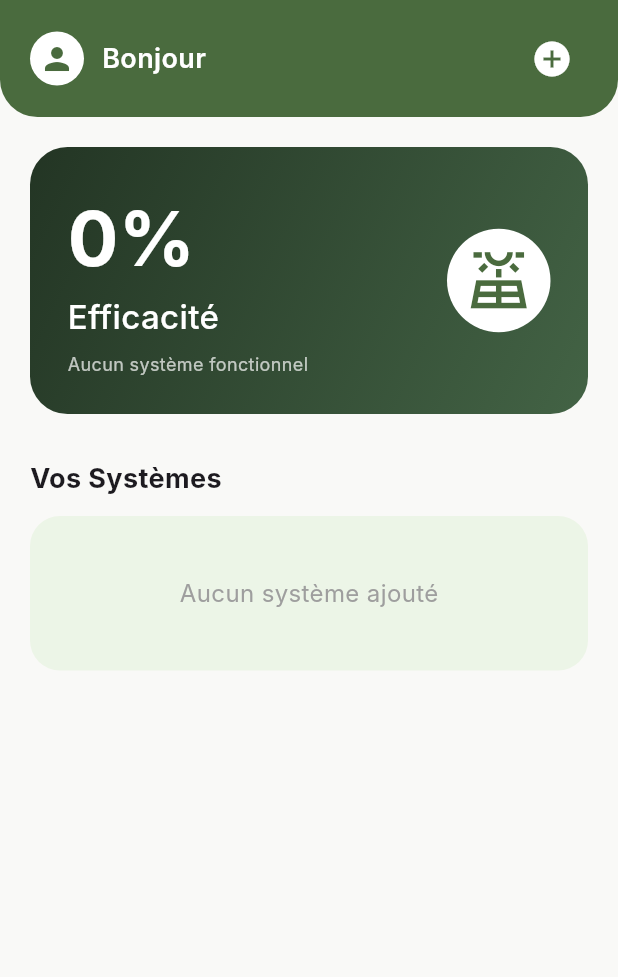
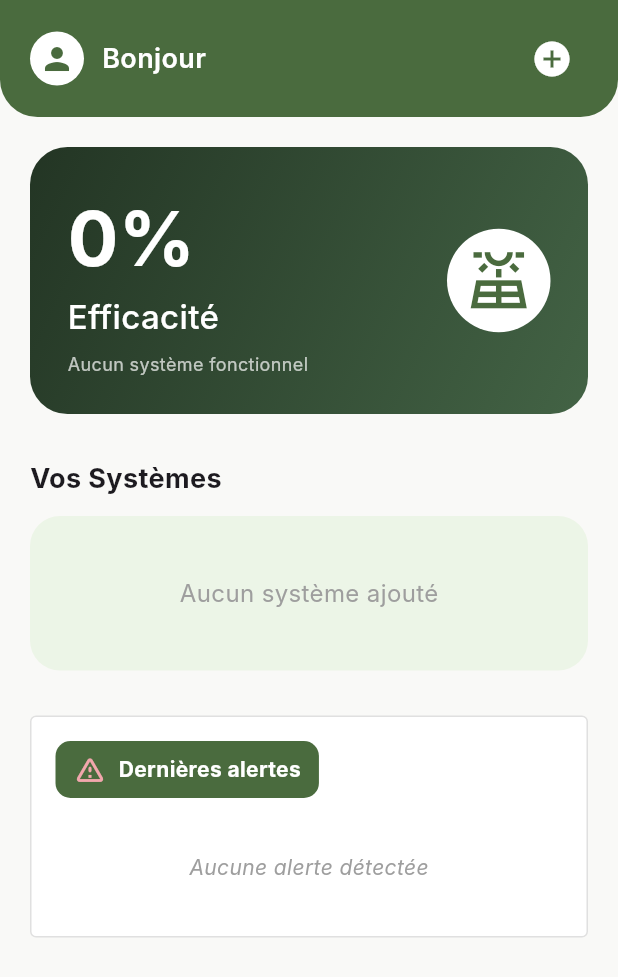
Before and after one commit to amaltrigui19/projetmobile-smartpump, a Flutter app: the HomePage screen opened directly, on a phone screen of 412 x 824 dp. Shown: the top 977 px of the screen. Run offline on Flutter 3.47's test engine with Material 3 defaults, Android fonts, the phone set to English and light mode, and no system bars; our stand-ins replace cloud_firestore, firebase_auth, firebase_core, flutter_map, image_picker, latlong2 and 1 more; accounts and stored records are empty; Roboto replaces fonts that are missing (Inter).

Commit message:
added alert page

```diff
--- a/lib/home/home.dart
+++ b/lib/home/home.dart
@@ -4,6 +4,7 @@ import 'package:cloud_firestore/cloud_firestore.dart';
 import 'system_detail_page.dart';
 import '../models/system_model.dart';
 import 'ajoutsystem.dart';
+import '/maintenance_page.dart'; // Assurez-vous que le chemin est correct
 
 class HomePage extends StatelessWidget {
   const HomePage({super.key});
@@ -53,14 +54,12 @@ class HomePage extends StatelessWidget {
                     }).toList();
                   }
 
-                  // Calculate average efficiency - only from functioning systems (currentPower > 0)
                   double avgEfficiency = 0.0;
                   int functioningSystemsCount = 0;
                   double totalEfficiency = 0.0;
 
                   for (var system in systems) {
                     final currentPower = double.tryParse(system.currentPower) ?? 0.0;
-                    // Only count systems that are functioning (have power > 0)
                     if (currentPower > 0) {
                       final eff = double.tryParse(system.efficiency) ?? 0.0;
                       totalEfficiency += eff;
@@ -69,7 +68,6 @@ class HomePage extends StatelessWidget {
                   }
 
                   avgEfficiency = functioningSystemsCount > 0 ? totalEfficiency / functioningSystemsCount : 0.0;
-                  final hasFunctioningSystems = functioningSystemsCount > 0;
 
                   return SingleChildScrollView(
                     padding: const EdgeInsets.symmetric(horizontal: 20, vertical: 20),
@@ -83,6 +81,7 @@ class HomePage extends StatelessWidget {
                         const SizedBox(height: 12),
                         if (systems.isEmpty)
                           Container(
+                            width: double.infinity,
                             padding: const EdgeInsets.all(40),
                             decoration: BoxDecoration(
                               color: lightGreen.withOpacity(0.3),
@@ -100,10 +99,10 @@ class HomePage extends StatelessWidget {
                                 padding: const EdgeInsets.only(bottom: 12),
                                 child: _buildSystemRectangle(context, system),
                               )),
-                        if (hasFunctioningSystems) ...[
-                          const SizedBox(height: 30),
-                          _buildAlertsSection(context, systems),
-                        ],
+
+                        const SizedBox(height: 30),
+                        // Section des alertes (Toujours affichée)
+                        _buildAlertsSection(context, systems),
                       ],
                     ),
                   );
@@ -116,7 +115,7 @@ class HomePage extends StatelessWidget {
     );
   }
 
-  // --- Header with user name ---
+  // --- Header ---
   Widget _buildHeader(BuildContext context, String userName) {
     return Container(
       padding: const EdgeInsets.symmetric(horizontal: 20, vertical: 15),
@@ -144,7 +143,7 @@ class HomePage extends StatelessWidget {
     );
   }
 
-  // --- Efficiency Card with calculated efficiency ---
+  // --- Efficiency Card ---
   Widget _buildEfficiencyCard(double efficiency) {
     final efficiencyPercent = efficiency.round();
     return Container(
@@ -186,6 +185,7 @@ class HomePage extends StatelessWidget {
     );
   }
 
+  // --- System Card ---
   Widget _buildSystemRectangle(BuildContext context, System system) {
     return InkWell(
       onTap: () => Navigator.push(
@@ -214,10 +214,100 @@ class HomePage extends StatelessWidget {
     );
   }
 
-  // --- Alerts Section - hidden for now since we don't have real alert data ---
+  // --- SECTION ALERTES COMPLETE ---
   Widget _buildAlertsSection(BuildContext context, List<System> systems) {
-    // For now, hide alerts section since we don't have real alert data
-    // When you implement real alerts, you can fetch them from Firestore here
-    return const SizedBox.shrink();
+    // Logique pour vérifier si une alerte spécifique existe (ex: "Système 2")
+    bool hasCriticalAlert = systems.any((s) => s.name.contains("Système 2"));
+
+    return Container(
+      width: double.infinity,
+      padding: const EdgeInsets.all(16),
+      decoration: BoxDecoration(
+        color: Colors.white,
+        border: Border.all(color: Colors.grey.shade300),
+        borderRadius: BorderRadius.circular(4),
+      ),
+      child: Column(
+        crossAxisAlignment: CrossAxisAlignment.start,
+        children: [
+          // Badge Titre (Toujours présent)
+          Container(
+            padding: const EdgeInsets.symmetric(horizontal: 12, vertical: 8),
+            decoration: BoxDecoration(
+              color: darkGreen,
+              borderRadius: BorderRadius.circular(10),
+            ),
+            child: Row(
+              mainAxisSize: MainAxisSize.min,
+              children: const [
+                Icon(Icons.warning_amber_rounded, color: Color(0xFFF2A7AD), size: 22),
+                SizedBox(width: 8),
+                Text(
+                  'Dernières alertes',
+                  style: TextStyle(color: Colors.white, fontWeight: FontWeight.bold),
+                ),
+              ],
+            ),
+          ),
+          const SizedBox(height: 16),
+
+          if (hasCriticalAlert) ...[
+            // Liste des alertes si elles existent
+            _buildAlertItem(context, "Réparation urgente du système", "Système 1", () {}),
+            const SizedBox(height: 10),
+            _buildAlertItem(
+              context,
+              "Vérifier la pompe",
+              "Système 2",
+              () {
+                Navigator.push(
+                  context,
+                  MaterialPageRoute(builder: (context) => const MaintenancePompePage()),
+                );
+              },
+            ),
+          ] else ...[
+            // Message si aucune alerte
+            const Center(
+              child: Padding(
+                padding: EdgeInsets.symmetric(vertical: 20),
+                child: Text(
+                  "Aucune alerte détectée",
+                  style: TextStyle(color: Colors.grey, fontSize: 14, fontStyle: FontStyle.italic),
+                ),
+              ),
+            ),
+          ],
+        ],
+      ),
+    );
+  }
+
+  // Widget helper pour les lignes d'alertes
+  Widget _buildAlertItem(BuildContext context, String title, String subtitle, VoidCallback onTap) {
+    return InkWell(
+      onTap: onTap,
+      child: Container(
+        padding: const EdgeInsets.all(12),
+        decoration: BoxDecoration(
+          color: const Color(0xFFE8F3E0),
+          borderRadius: BorderRadius.circular(8),
+        ),
+        child: Row(
+          children: [
+            Expanded(
+              child: Column(
+                crossAxisAlignment: CrossAxisAlignment.start,
+                children: [
+                  Text(title, style: const TextStyle(fontWeight: FontWeight.w600, fontSize: 15)),
+                  Text(subtitle, style: const TextStyle(fontSize: 12, color: Colors.black54)),
+                ],
+              ),
+            ),
+            const Icon(Icons.chevron_right, color: Colors.black26, size: 20),
+          ],
+        ),
+      ),
+    );
   }
 }
```
Also changed, not shown: lib/maintenance_page.dart (added, +94 -0 lines).
